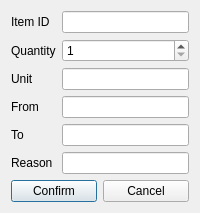
The window that src/ui/dialogs/move_dialog.ui (Hyunseung-Nam/Micro_ERP) describes before a commit, drawn with Qt 5.
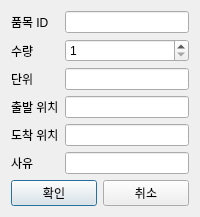
The same window after the commit.

```diff
--- a/src/ui/dialogs/move_dialog.ui
+++ b/src/ui/dialogs/move_dialog.ui
@@ -11,7 +11,7 @@
      <item row="0" column="0">
       <widget class="QLabel" name="itemIdLabel">
        <property name="text">
-        <string>Item ID</string>
+        <string>품목 ID</string>
        </property>
       </widget>
      </item>
@@ -21,7 +21,7 @@
      <item row="1" column="0">
       <widget class="QLabel" name="quantityLabel">
        <property name="text">
-        <string>Quantity</string>
+        <string>수량</string>
        </property>
       </widget>
      </item>
@@ -38,7 +38,7 @@
      <item row="2" column="0">
       <widget class="QLabel" name="unitLabel">
        <property name="text">
-        <string>Unit</string>
+        <string>단위</string>
        </property>
       </widget>
      </item>
@@ -48,7 +48,7 @@
      <item row="3" column="0">
       <widget class="QLabel" name="fromLocationLabel">
        <property name="text">
-        <string>From</string>
+        <string>출발 위치</string>
        </property>
       </widget>
      </item>
@@ -58,7 +58,7 @@
      <item row="4" column="0">
       <widget class="QLabel" name="toLocationLabel">
        <property name="text">
-        <string>To</string>
+        <string>도착 위치</string>
        </property>
       </widget>
      </item>
@@ -68,7 +68,7 @@
      <item row="5" column="0">
       <widget class="QLabel" name="reasonLabel">
        <property name="text">
-        <string>Reason</string>
+        <string>사유</string>
        </property>
       </widget>
      </item>
@@ -82,14 +82,14 @@
      <item>
       <widget class="QPushButton" name="confirmButton">
        <property name="text">
-        <string>Confirm</string>
+        <string>확인</string>
        </property>
       </widget>
      </item>
      <item>
       <widget class="QPushButton" name="cancelButton">
        <property name="text">
-        <string>Cancel</string>
+        <string>취소</string>
        </property>
       </widget>
      </item>
```
Left out of the diff: 2 changed lines with no effect on the pictures.
